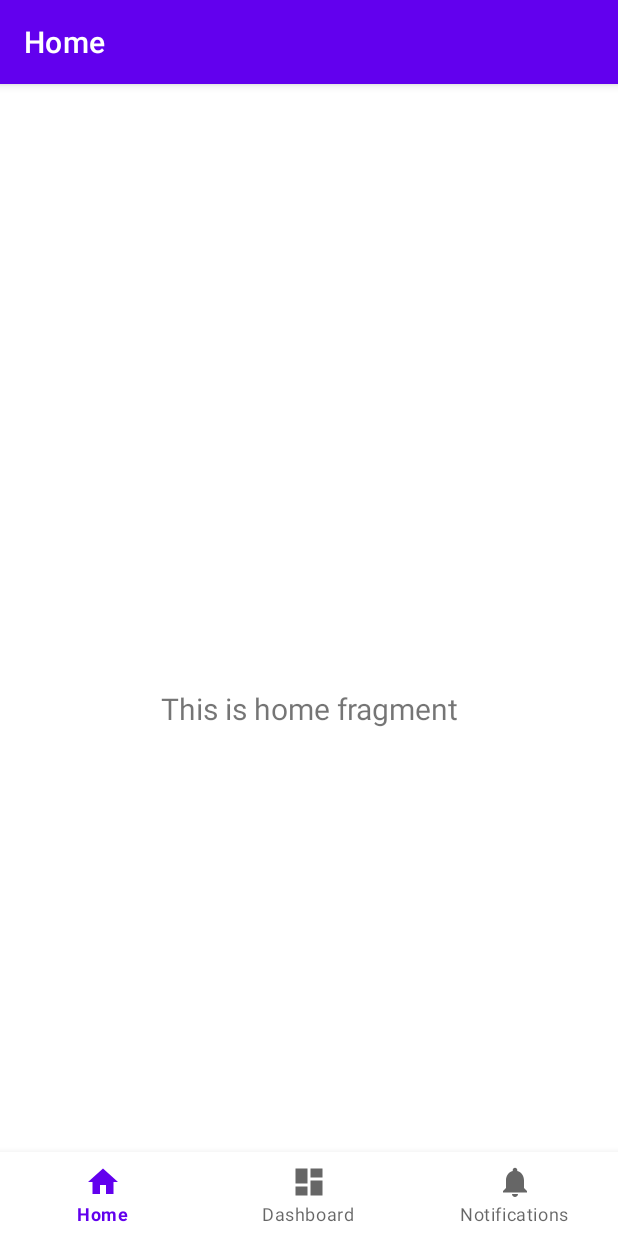
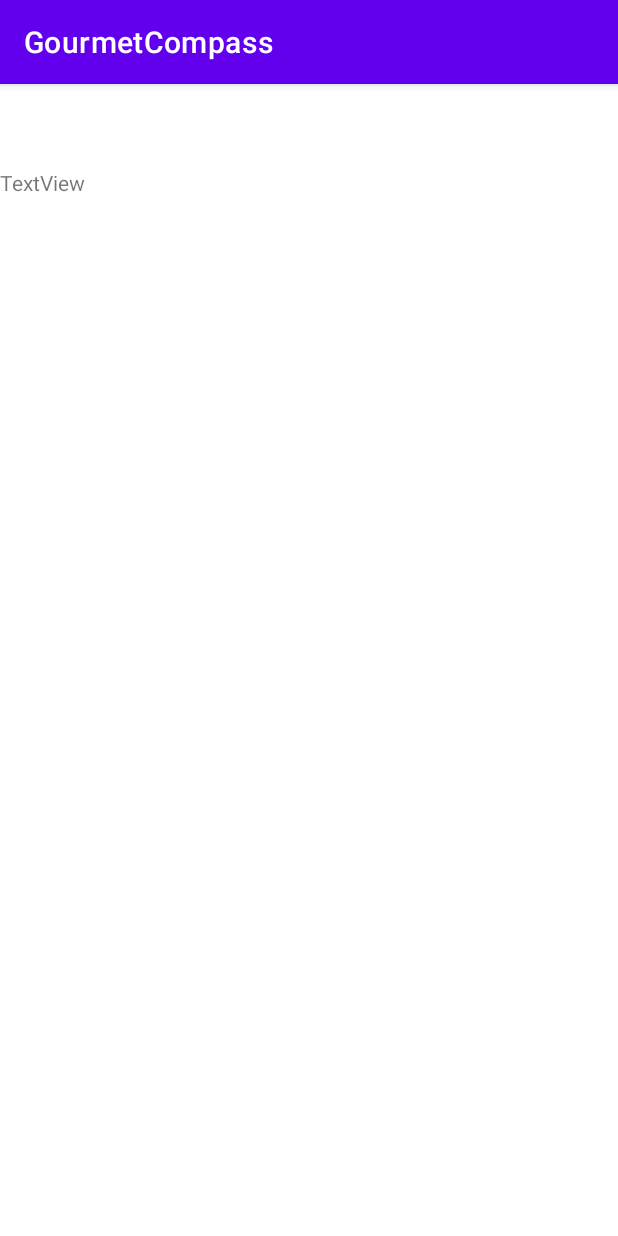
Before and after one commit to vinhtocdo198/gourmet-compass, an Android app: the screen it shows after launch (MainActivity), on a phone screen of 412 x 824 dp. Run offline under Robolectric (Android 15) with nearby library versions, the phone set to English and light mode, and no system bars; our stand-ins replace navigation-ui.

Commit message:
reset main branch

```diff
--- a/app/src/main/java/com/example/gourmetcompass/MainActivity.java
+++ b/app/src/main/java/com/example/gourmetcompass/MainActivity.java
@@ -14,24 +14,10 @@ import com.example.gourmetcompass.databinding.ActivityMainBinding;
 
 public class MainActivity extends AppCompatActivity {
 
-    private ActivityMainBinding binding;
-
     @Override
     protected void onCreate(Bundle savedInstanceState) {
         super.onCreate(savedInstanceState);
-
-        binding = ActivityMainBinding.inflate(getLayoutInflater());
-        setContentView(binding.getRoot());
-
-        BottomNavigationView navView = findViewById(R.id.nav_view);
-        // Passing each menu ID as a set of Ids because each
-        // menu should be considered as top level destinations.
-        AppBarConfiguration appBarConfiguration = new AppBarConfiguration.Builder(
-                R.id.navigation_home, R.id.navigation_dashboard, R.id.navigation_notifications)
-                .build();
-        NavController navController = Navigation.findNavController(this, R.id.nav_host_fragment_activity_main);
-        NavigationUI.setupActionBarWithNavController(this, navController, appBarConfiguration);
-        NavigationUI.setupWithNavController(binding.navView, navController);
+        setContentView(R.layout.activity_main);
     }
 
 }
--- a/app/src/main/java/com/example/gourmetcompass/ui/home/HomeFragment.java
+++ /dev/null
@@ -1,37 +0,0 @@
-package com.example.gourmetcompass.ui.home;
-
-import android.os.Bundle;
-import android.view.LayoutInflater;
-import android.view.View;
-import android.view.ViewGroup;
-import android.widget.TextView;
-
-import androidx.annotation.NonNull;
-import androidx.fragment.app.Fragment;
-import androidx.lifecycle.ViewModelProvider;
-
-import com.example.gourmetcompass.databinding.FragmentHomeBinding;
-
-public class HomeFragment extends Fragment {
-
-    private FragmentHomeBinding binding;
-
-    public View onCreateView(@NonNull LayoutInflater inflater,
-                             ViewGroup container, Bundle savedInstanceState) {
-        HomeViewModel homeViewModel =
-                new ViewModelProvider(this).get(HomeViewModel.class);
-
-        binding = FragmentHomeBinding.inflate(inflater, container, false);
-        View root = binding.getRoot();
-
-        final TextView textView = binding.textHome;
-        homeViewModel.getText().observe(getViewLifecycleOwner(), textView::setText);
-        return root;
-    }
-
-    @Override
-    public void onDestroyView() {
-        super.onDestroyView();
-        binding = null;
-    }
-}
--- a/app/src/main/java/com/example/gourmetcompass/ui/home/HomeViewModel.java
+++ /dev/null
@@ -1,19 +0,0 @@
-package com.example.gourmetcompass.ui.home;
-
-import androidx.lifecycle.LiveData;
-import androidx.lifecycle.MutableLiveData;
-import androidx.lifecycle.ViewModel;
-
-public class HomeViewModel extends ViewModel {
-
-    private final MutableLiveData<String> mText;
-
-    public HomeViewModel() {
-        mText = new MutableLiveData<>();
-        mText.setValue("This is home fragment");
-    }
-
-    public LiveData<String> getText() {
-        return mText;
-    }
-}
--- a/app/src/main/res/layout/activity_main.xml
+++ b/app/src/main/res/layout/activity_main.xml
@@ -1,33 +1,17 @@
 <?xml version="1.0" encoding="utf-8"?>
 <androidx.constraintlayout.widget.ConstraintLayout xmlns:android="http://schemas.android.com/apk/res/android"
     xmlns:app="http://schemas.android.com/apk/res-auto"
+    xmlns:tools="http://schemas.android.com/tools"
     android:id="@+id/container"
     android:layout_width="match_parent"
     android:layout_height="match_parent"
     android:paddingTop="?attr/actionBarSize">
 
-    <com.google.android.material.bottomnavigation.BottomNavigationView
-        android:id="@+id/nav_view"
-        android:layout_width="0dp"
+    <TextView
+        android:id="@+id/textView"
+        android:layout_width="wrap_content"
         android:layout_height="wrap_content"
-        android:layout_marginStart="0dp"
-        android:layout_marginEnd="0dp"
-        android:background="?android:attr/windowBackground"
-        app:layout_constraintBottom_toBottomOf="parent"
-        app:layout_constraintLeft_toLeftOf="parent"
-        app:layout_constraintRight_toRightOf="parent"
-        app:menu="@menu/bottom_nav_menu" />
-
-    <fragment
-        android:id="@+id/nav_host_fragment_activity_main"
-        android:name="androidx.navigation.fragment.NavHostFragment"
-        android:layout_width="match_parent"
-        android:layout_height="match_parent"
-        app:defaultNavHost="true"
-        app:layout_constraintBottom_toTopOf="@id/nav_view"
-        app:layout_constraintLeft_toLeftOf="parent"
-        app:layout_constraintRight_toRightOf="parent"
-        app:layout_constraintTop_toTopOf="parent"
-        app:navGraph="@navigation/mobile_navigation" />
-
+        android:text="TextView"
+        app:layout_constraintStart_toStartOf="parent"
+        app:layout_constraintTop_toTopOf="parent" />
 </androidx.constraintlayout.widget.ConstraintLayout>
--- a/app/src/main/res/layout/fragment_home.xml
+++ /dev/null
@@ -1,22 +0,0 @@
-<?xml version="1.0" encoding="utf-8"?>
-<androidx.constraintlayout.widget.ConstraintLayout xmlns:android="http://schemas.android.com/apk/res/android"
-    xmlns:app="http://schemas.android.com/apk/res-auto"
-    xmlns:tools="http://schemas.android.com/tools"
-    android:layout_width="match_parent"
-    android:layout_height="match_parent"
-    tools:context=".ui.home.HomeFragment">
-
-    <TextView
-        android:id="@+id/text_home"
-        android:layout_width="match_parent"
-        android:layout_height="wrap_content"
-        android:layout_marginStart="8dp"
-        android:layout_marginTop="8dp"
-        android:layout_marginEnd="8dp"
-        android:textAlignment="center"
-        android:textSize="20sp"
-        app:layout_constraintBottom_toBottomOf="parent"
-        app:layout_constraintEnd_toEndOf="parent"
-        app:layout_constraintStart_toStartOf="parent"
-        app:layout_constraintTop_toTopOf="parent" />
-</androidx.constraintlayout.widget.ConstraintLayout>
```
Also changed, not shown: app/src/main/java/com/example/gourmetcompass/ui/dashboard/DashboardFragment.java (deleted, +0 -37 lines), app/src/main/java/com/example/gourmetcompass/ui/dashboard/DashboardViewModel.java (deleted, +0 -19 lines), app/src/main/java/com/example/gourmetcompass/ui/notifications/NotificationsFragment.java (deleted, +0 -37 lines), app/src/main/java/com/example/gourmetcompass/ui/notifications/NotificationsViewModel.java (deleted, +0 -19 lines), app/src/main/res/layout/fragment_dashboard.xml (deleted, +0 -22 lines), app/src/main/res/layout/fragment_notifications.xml (deleted, +0 -22 lines).
